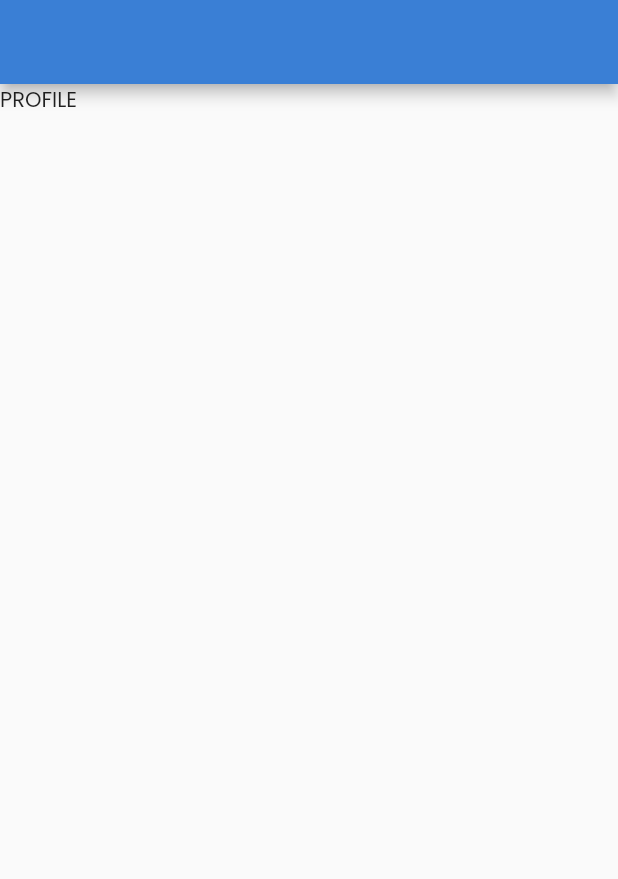
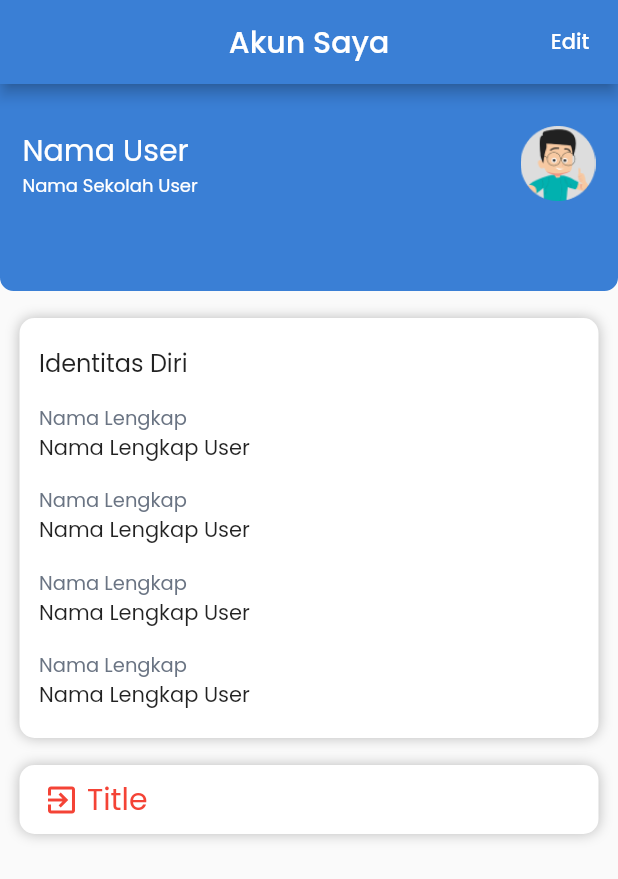
Before and after one commit to HumaCode/Final-Project-Latihan-Soal-Flutter-, a Flutter app: the ProfilePage screen opened directly, on a phone screen of 412 x 824 dp. Shown: the top 879 px of the screen. Run offline on Flutter 3.47's test engine with Material 2 defaults, Android fonts, the phone set to English and light mode, and no system bars; our stand-ins replace google_fonts.

Commit message:
halaman profile

```diff
--- a/lib/constant/R/assets.dart
+++ b/lib/constant/R/assets.dart
@@ -11,4 +11,5 @@ class Assets {
   String icAtom = "assets/ic_atom.png";
   String imgBanner = "assets/img_banner.png";
   String icNote = "assets/ic_note.png";
+  String icProfile = "assets/ic_profile.png";
 }
--- a/lib/constant/R/strings.dart
+++ b/lib/constant/R/strings.dart
@@ -6,4 +6,6 @@ class Strings {
   String loginWithGoogle = "Masuk dengan Google";
   String loginWithAppleId = "Masuk dengan Apple ID";
   String daftar = "DAFTAR";
+  String register = "Yuk isi data diri";
+  String identitas = "Identitas Diri";
 }
--- /dev/null
+++ b/lib/constant/constant.dart
@@ -0,0 +1,19 @@
+import 'package:final_project/constant/r.dart';
+import 'package:flutter/material.dart';
+
+TextStyle login = const TextStyle(fontSize: 20, fontWeight: FontWeight.w700);
+TextStyle subTitle = const TextStyle(fontSize: 14, fontWeight: FontWeight.w500);
+TextStyle buttonLogin =
+    const TextStyle(fontSize: 17, fontWeight: FontWeight.w900);
+
+TextStyle registerTitle = const TextStyle(
+    color: Colors.black, fontWeight: FontWeight.w700, fontSize: 18);
+
+TextStyle profile = const TextStyle(color: Colors.white);
+
+TextStyle profile2 = const TextStyle(fontSize: 16);
+TextStyle profile3 = TextStyle(color: R.colors.greySubtitle, fontSize: 13);
+TextStyle profile4 = const TextStyle(fontSize: 14);
+
+TextStyle user = const TextStyle(
+    fontSize: 20, color: Colors.white, fontWeight: FontWeight.w400);
--- a/lib/view/main/latihan_soal/home_page.dart
+++ b/lib/view/main/latihan_soal/home_page.dart
@@ -26,7 +26,7 @@ class _HomePageState extends State<HomePage> {
                 crossAxisAlignment: CrossAxisAlignment.start,
                 children: [
                   const Padding(
-                    padding: const EdgeInsets.symmetric(horizontal: 20.0),
+                    padding: EdgeInsets.symmetric(horizontal: 20.0),
                     child: Text(
                       "Terbaru",
                       style: TextStyle(
--- a/lib/view/main/profile/profile_page.dart
+++ b/lib/view/main/profile/profile_page.dart
@@ -1,3 +1,5 @@
+import 'package:final_project/constant/constant.dart';
+import 'package:final_project/constant/r.dart';
 import 'package:flutter/material.dart';
 
 class ProfilePage extends StatefulWidget {
@@ -11,9 +13,159 @@ class _ProfilePageState extends State<ProfilePage> {
   @override
   Widget build(BuildContext context) {
     return Scaffold(
-        appBar: AppBar(),
-        body: Column(
-          children: const [Text("PROFILE")],
-        ));
+      appBar: AppBar(
+        title: const Text("Akun Saya"),
+        centerTitle: true,
+        actions: [
+          TextButton(
+            onPressed: () {},
+            child: Text("Edit", style: profile),
+          )
+        ],
+      ),
+      body: Column(
+        children: [
+          Container(
+            padding: const EdgeInsets.only(
+              top: 28,
+              bottom: 60,
+              right: 15,
+              left: 15,
+            ),
+            decoration: BoxDecoration(
+              color: R.colors.primary,
+              borderRadius: const BorderRadius.only(
+                bottomLeft: Radius.circular(9),
+                bottomRight: Radius.circular(9),
+              ),
+            ),
+            child: Row(
+              children: [
+                Expanded(
+                  child: Column(
+                    crossAxisAlignment: CrossAxisAlignment.start,
+                    children: [
+                      Text(
+                        "Nama User",
+                        style: user,
+                      ),
+                      Text(
+                        "Nama Sekolah User",
+                        style: user.copyWith(
+                          fontSize: 12,
+                        ),
+                      ),
+                    ],
+                  ),
+                ),
+                Image.asset(
+                  R.assets.icAvatar,
+                  height: 50,
+                  width: 50,
+                )
+              ],
+            ),
+          ),
+          Container(
+            width: double.infinity,
+            decoration: BoxDecoration(
+              borderRadius: BorderRadius.circular(10),
+              color: Colors.white,
+              boxShadow: [
+                BoxShadow(
+                  blurRadius: 7,
+                  color: Colors.black.withOpacity(0.25),
+                ),
+              ],
+            ),
+            margin: const EdgeInsets.symmetric(
+              vertical: 18.0,
+              horizontal: 13.0,
+            ),
+            padding: const EdgeInsets.symmetric(
+              vertical: 18.0,
+              horizontal: 13.0,
+            ),
+            child: Column(
+              crossAxisAlignment: CrossAxisAlignment.start,
+              children: [
+                Text(
+                  R.strings.identitas,
+                  style: profile2,
+                ),
+                const SizedBox(height: 15),
+                Text(
+                  "Nama Lengkap",
+                  style: profile3,
+                ),
+                Text(
+                  "Nama Lengkap User",
+                  style: profile4,
+                ),
+                const SizedBox(height: 15),
+                Text(
+                  "Nama Lengkap",
+                  style: profile3,
+                ),
+                Text(
+                  "Nama Lengkap User",
+                  style: profile4,
+                ),
+                const SizedBox(height: 15),
+                Text(
+                  "Nama Lengkap",
+                  style: profile3,
+                ),
+                Text(
+                  "Nama Lengkap User",
+                  style: profile4,
+                ),
+                const SizedBox(height: 15),
+                Text(
+                  "Nama Lengkap",
+                  style: profile3,
+                ),
+                Text(
+                  "Nama Lengkap User",
+                  style: profile4,
+                ),
+              ],
+            ),
+          ),
+          Container(
+            margin: const EdgeInsets.symmetric(
+              horizontal: 13.0,
+            ),
+            padding:
+                const EdgeInsets.symmetric(horizontal: 16.0, vertical: 8.0),
+            decoration: BoxDecoration(
+              borderRadius: BorderRadius.circular(10),
+              color: Colors.white,
+              boxShadow: [
+                BoxShadow(
+                  blurRadius: 7,
+                  color: Colors.black.withOpacity(0.25),
+                ),
+              ],
+            ),
+            child: Row(
+              children: [
+                const Icon(
+                  Icons.exit_to_app,
+                  color: Colors.red,
+                ),
+                const SizedBox(width: 5),
+                Text(
+                  "Title",
+                  style: user.copyWith(
+                    color: Colors.red,
+                  ),
+                ),
+              ],
+            ),
+          )
+        ],
+      ),
+    );
   }
 }
```
Also changed, not shown: lib/view/login_page.dart (+10 -16 lines), lib/view/register_page.dart (+10 -17 lines), assets/ic_profile.png (added).
